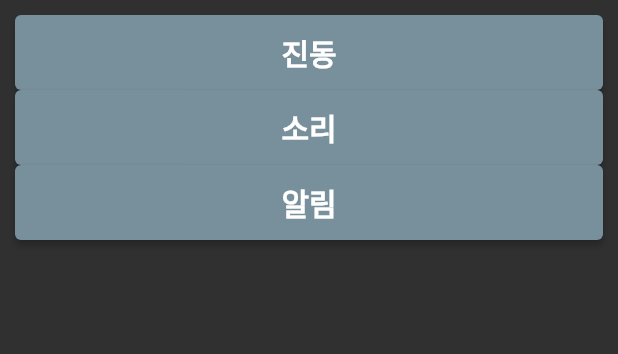
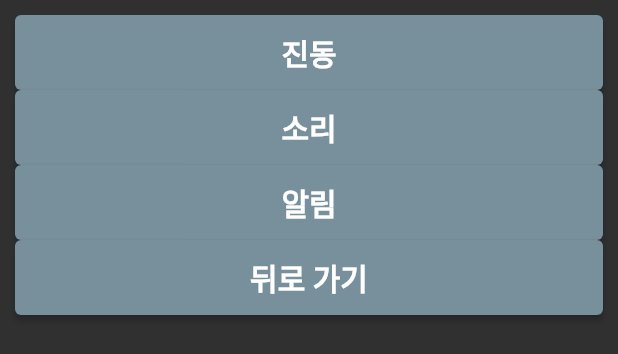
Before and after one commit to MISEONGKIM/studimer, a Flutter app: the NoticeList widget shown alone on an empty page, opened directly with sample values from the repository, on a phone screen of 412 x 824 dp. Shown: the top 354 px of the screen. Run offline on Flutter 3.47's test engine with Material 2 defaults, Android fonts, the phone set to English and light mode, and no system bars; our stand-ins replace floor, numberpicker, sqflite; accounts and stored records are empty; generated files the repository leaves out were written again.

Commit message:
feat : 알림타입 onpressed 추가

```diff
--- a/lib/src/presentation/providers/cycle_option_provider.dart
+++ b/lib/src/presentation/providers/cycle_option_provider.dart
@@ -1,5 +1,7 @@
+import 'package:floor/floor.dart';
 import 'package:flutter/cupertino.dart';
 import 'package:studimer/src/core/resources/type.dart';
+import 'package:studimer/src/data/models/internal/notice.dart';
 import 'package:studimer/src/data/models/internal/study_cycle.dart';
 
 class CycleOptionProvider extends ChangeNotifier {
@@ -22,4 +24,8 @@ class CycleOptionProvider extends ChangeNotifier {
   setRepeat(int value) {
     oneCycle.repeat = value;
   }
+
+  setNotice(Notice value) {
+    oneCycle.notice = value;
+  }
 }
--- a/lib/src/presentation/widgets/notice/notice_list.dart
+++ b/lib/src/presentation/widgets/notice/notice_list.dart
@@ -1,4 +1,6 @@
 import 'package:flutter/material.dart';
+import 'package:studimer/src/core/common/provider_listen_false.dart';
+import 'package:studimer/src/core/resources/type.dart';
 import 'package:studimer/src/data/models/internal/notice.dart';
 
 class NoticeList extends StatelessWidget {
@@ -6,13 +8,18 @@ class NoticeList extends StatelessWidget {
   final Notice initValue;
   @override
   Widget build(BuildContext context) {
+    final provider = cycleOptionProvider(context);
     return Container(
         height: 250,
         padding: const EdgeInsets.all(10),
         child: ListView(
-          children: Notice.noticeList
+          children: [
+            ...Notice.noticeList
                 .map<Widget>((e) => ElevatedButton(
-                  onPressed: () {},
+                    onPressed: () {
+                      provider.setNotice(e);
+                      provider.setFocusOn(FocusNum.none);
+                    },
                     style: ElevatedButton.styleFrom(
                         fixedSize: const Size.fromHeight(50),
                         foregroundColor: Colors.white,
@@ -23,6 +30,17 @@ class NoticeList extends StatelessWidget {
                           fontSize: 20, fontWeight: FontWeight.bold),
                     )))
                 .toList(),
+            ElevatedButton(
+                onPressed: () => provider.setFocusOn(FocusNum.none),
+                style: ElevatedButton.styleFrom(
+                    fixedSize: const Size.fromHeight(50),
+                    foregroundColor: Colors.white,
+                    backgroundColor: Colors.blueGrey[400]),
+                child: const Text(
+                  '뒤로 가기',
+                  style: TextStyle(fontSize: 20, fontWeight: FontWeight.bold),
+                ))
+          ],
         ));
   }
 }
--- a/lib/src/presentation/widgets/repeat/repeat_textfield.dart
+++ b/lib/src/presentation/widgets/repeat/repeat_textfield.dart
@@ -22,7 +22,6 @@ class RepeatTextField extends StatelessWidget {
             ),
             child: TextFormField(
               textInputAction: TextInputAction.done,
-              autofocus: true,
               onFieldSubmitted: (term) {
                 _fieldFocusChange(context, _focus, provider);
               },
```
Lines whose indentation alone changed are shown as unchanged.
